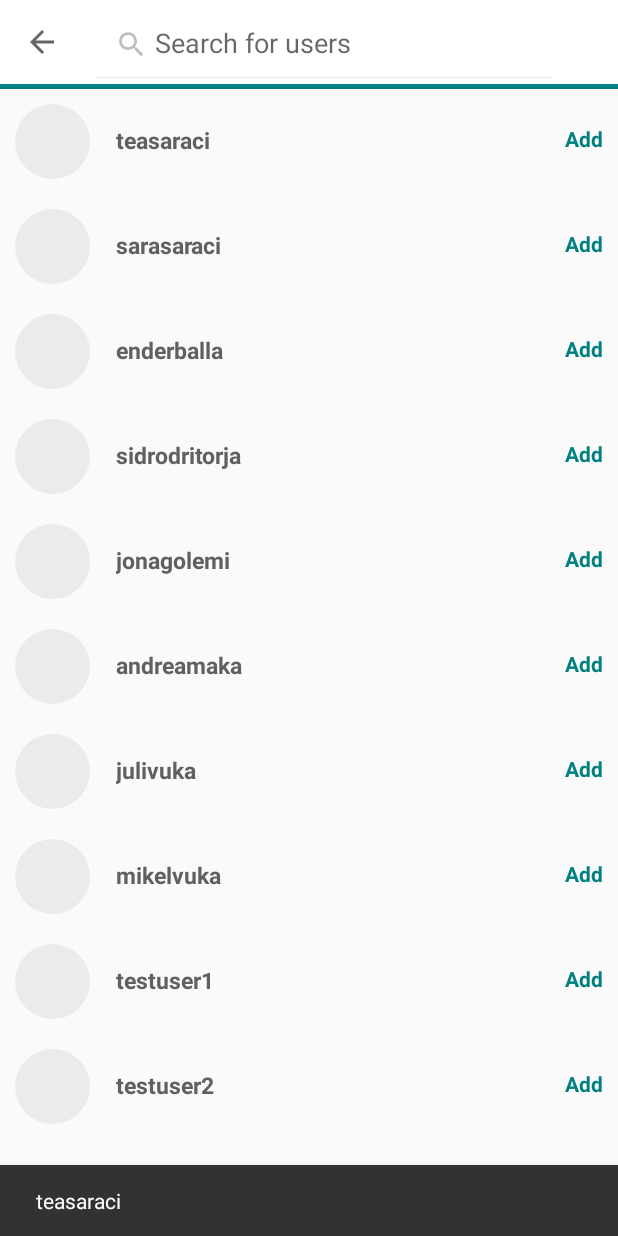
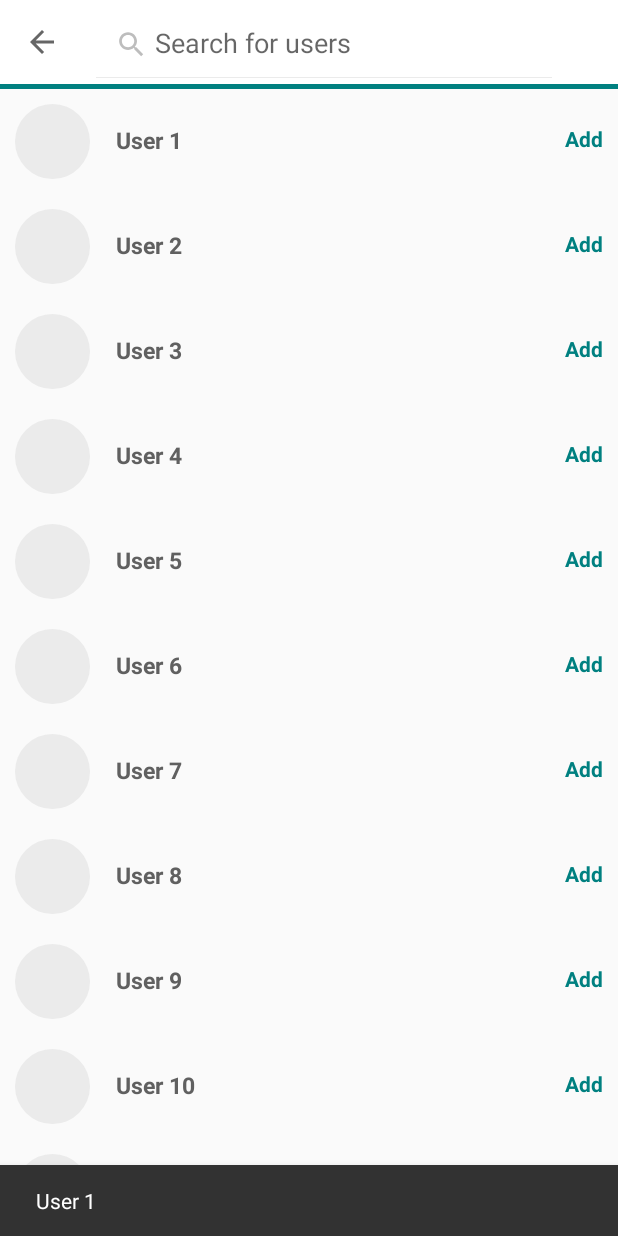
Before and after one commit to Blitzone/Blitz, an Android app: the Search screen opened directly, with no data from a screen before it, after a tap on "Add", on a phone screen of 412 x 824 dp. Run offline under Robolectric (Android 15) with nearby library versions, the light colour scheme and no system bars; our stand-ins replace Volley; network calls fail; pictures from the network do not load; 1 other tap on this screen came first.

Commit message:
grdi changed

```diff
--- a/app/src/main/java/com/example/bsaraci/blitzone/Search/GridViewAdapter.java
+++ b/app/src/main/java/com/example/bsaraci/blitzone/Search/GridViewAdapter.java
@@ -10,6 +10,8 @@ import android.widget.ImageView;
 import android.widget.TextView;
 
 import com.example.bsaraci.blitzone.R;
+
+import org.w3c.dom.Text;
 
 import java.util.ArrayList;
 
@@ -39,6 +41,7 @@ public class GridViewAdapter extends ArrayAdapter {
             row = inflater.inflate(layoutResourceId, parent, false);
             holder = new ViewHolder();
             holder.image = (ImageView) row.findViewById(R.id.image);
+            holder.username = (TextView) row.findViewById(R.id.usernameGridView);
             row.setTag(holder);
         } else {
             holder = (ViewHolder) row.getTag();
@@ -46,10 +49,12 @@ public class GridViewAdapter extends ArrayAdapter {
 
         GridItem item = data.get(position);
         holder.image.setImageResource(item.getImage());
+        holder.username.setText(item.getUsername());
         return row;
     }
 
     static class ViewHolder {
         ImageView image;
+        TextView username;
     }
 }
--- a/app/src/main/java/com/example/bsaraci/blitzone/Search/ItemClickListener.java
+++ b/app/src/main/java/com/example/bsaraci/blitzone/Search/ItemClickListener.java
@@ -1,8 +1,5 @@
 package com.example.bsaraci.blitzone.Search;
 
-/**
- * Created by bsaraci on 5/8/2016.
- */
 
 import android.view.View;
 
--- a/app/src/main/java/com/example/bsaraci/blitzone/Search/Search.java
+++ b/app/src/main/java/com/example/bsaraci/blitzone/Search/Search.java
@@ -53,12 +53,19 @@ public class Search extends AppCompatActivity
     ImageButton backIcon;
     View dividerBackIcon;
     Boolean isVisible;
+    final static int TOTAL_SEARCH_USERS = 30;
 
 
     @Override
     protected void onCreate(Bundle savedInstanceState) {
         super.onCreate(savedInstanceState);
         setContentView(R.layout.search_main);
+        initiateComponents();
+        getTopic();
+        initiateRV();
+    }
+
+    public void initiateComponents(){
         searchToolbar = (Toolbar) findViewById(R.id.toolbar_of_search);
         setSupportActionBar(searchToolbar);
         backIcon = (ImageButton)findViewById(R.id.blitzone_from_search);
@@ -66,21 +73,14 @@ public class Search extends AppCompatActivity
         toolbarTitle = (TextView) findViewById(R.id.search_toolbar_title);
         rvContainer = (RelativeLayout) findViewById(R.id.container);
         isVisible=true;
-        getTopic();
-
+    }
+    public void initiateRV(){
         rv= (RecyclerView) findViewById(R.id.myRecycler);
-        //SET ITS PROPETRIES
         rv.setLayoutManager(new LinearLayoutManager(this));
         rv.setItemAnimator(new DefaultItemAnimator());
-
-        //ADAPTER
         adapter=new SearchAdapter(this,getSearchModels());
         rv.setAdapter(adapter);
-
-        //SEARCH
-
     }
-
     public void initiateTextViews(Boolean isVisible){
         try{
             chapter1 = (TextView)findViewById(R.id.chapter1);
@@ -152,13 +152,11 @@ public class Search extends AppCompatActivity
         MenuItem searchMenuItem = menu.findItem(R.id.action_search);
 
         // Associate searchable configuration with the SearchView
-        SearchManager searchManager =
-                (SearchManager) getSystemService(Context.SEARCH_SERVICE);
+        SearchManager searchManager = (SearchManager) getSystemService(Context.SEARCH_SERVICE);
         sv= (SearchView) menu.findItem(R.id.action_search).getActionView();
         changeSearchViewTextColor(sv);
         sv.setQueryHint("Search for users");
-        sv.setSearchableInfo(
-                searchManager.getSearchableInfo(getComponentName()));
+        sv.setSearchableInfo(searchManager.getSearchableInfo(getComponentName()));
 
         MenuItemCompat.setOnActionExpandListener(searchMenuItem, new MenuItemCompat.OnActionExpandListener() {
 
@@ -166,8 +164,8 @@ public class Search extends AppCompatActivity
             public boolean onMenuItemActionExpand(MenuItem item) {
                 // Set styles for expanded state here
                 toolbarTitle.setVisibility(View.GONE);
-                rv.setVisibility(View.VISIBLE);
-                isVisible=false;
+                rv.setVisibility(View.GONE);
+                isVisible = false;
                 initiateTextViews(isVisible);
                 backIcon.setVisibility(View.GONE);
                 dividerBackIcon.setVisibility(View.GONE);
@@ -179,7 +177,7 @@ public class Search extends AppCompatActivity
                 // Set styles for collapsed state here
                 toolbarTitle.setVisibility(View.VISIBLE);
                 rv.setVisibility(View.GONE);
-                isVisible=true;
+                isVisible = true;
                 initiateTextViews(isVisible);
                 backIcon.setVisibility(View.VISIBLE);
                 dividerBackIcon.setVisibility(View.VISIBLE);
@@ -197,11 +195,26 @@ public class Search extends AppCompatActivity
             public boolean onQueryTextChange(String query) {
                 //FILTER AS YOU TYPE
                 adapter.getFilter().filter(query);
+                rv.setVisibility(View.VISIBLE);
                 return false;
             }
         });
 
         return true;
+    }
+
+    //ADD USERS TO ARRAYLIST
+    private ArrayList<SearchModel> getSearchModels()
+    {
+        ArrayList<SearchModel> users=new ArrayList<>();
+        for (int i =0 ; i<TOTAL_SEARCH_USERS; i++){
+            SearchModel p=new SearchModel();
+            p.setName("User " +(i+1));
+            p.setPos("Add");
+            p.setImg(R.color.lightGray);
+            users.add(p);
+        }
+        return users;
     }
 
     private void changeSearchViewTextColor(View view) {
@@ -217,75 +230,6 @@ public class Search extends AppCompatActivity
             }
         }
     }
-
-    //ADD USERS TO ARRAYLIST
-    private ArrayList<SearchModel> getSearchModels()
-    {
-        ArrayList<SearchModel> users=new ArrayList<>();
-        SearchModel p=new SearchModel();
-        p.setName("teasaraci");
-        p.setPos("Add");
-        p.setImg(R.color.lightGray);
-        users.add(p);
-
-        p=new SearchModel();
-        p.setName("sarasaraci");
-        p.setPos("Add");
-        p.setImg(R.color.lightGray);
-        users.add(p);
-
-        p=new SearchModel();
-        p.setName("enderballa");
-        p.setPos("Add");
-        p.setImg(R.color.lightGray);
-        users.add(p);
-
-        p=new SearchModel();
-        p.setName("sidrodritorja");
-        p.setPos("Add");
-        p.setImg(R.color.lightGray);
-        users.add(p);
-
-        p=new SearchModel();
-        p.setName("jonagolemi");
-        p.setPos("Add");
-        p.setImg(R.color.lightGray);
-        users.add(p);
-
-        p=new SearchModel();
-        p.setName("andreamaka");
-        p.setPos("Add");
-        p.setImg(R.color.lightGray);
-        users.add(p);
-
-        p=new SearchModel();
-        p.setName("julivuka");
-        p.setPos("Add");
-        p.setImg(R.color.lightGray);
-        users.add(p);
-
-        p=new SearchModel();
-        p.setName("mikelvuka");
-        p.setPos("Add");
-        p.setImg(R.color.lightGray);
-        users.add(p);
-
-        p=new SearchModel();
-        p.setName("testuser1");
-        p.setPos("Add");
-        p.setImg(R.color.lightGray);
-        users.add(p);
-
-        p=new SearchModel();
-        p.setName("testuser2");
-        p.setPos("Add");
-        p.setImg(R.color.lightGray);
-        users.add(p);
-
-
-        return users;
-    }
-
 
     public void blitzoneFromSearchButtonCallback (View view)
     {
--- a/app/src/main/java/com/example/bsaraci/blitzone/Search/SearchViewHolder.java
+++ b/app/src/main/java/com/example/bsaraci/blitzone/Search/SearchViewHolder.java
@@ -26,7 +26,7 @@ public class SearchViewHolder extends RecyclerView.ViewHolder implements View.On
         this.nameTxt= (TextView) itemView.findViewById(R.id.nameTxt);
         this.posTxt= (TextView) itemView.findViewById(R.id.posTxt);
 
-        //Set the click of only one element of the row. This case the image
+        //Set the click of only one element of the row. In this case the add button
         posTxt.setOnClickListener(this);
     }
 
--- a/app/src/main/res/layout/grid_view_search.xml
+++ b/app/src/main/res/layout/grid_view_search.xml
@@ -59,9 +59,9 @@
             android:id="@+id/gridView"
             android:layout_width="match_parent"
             android:layout_height="wrap_content"
-            android:columnWidth="100dp"
+            android:columnWidth="180dp"
             android:gravity="center"
-            android:numColumns="3"
+            android:numColumns="2"
             android:stretchMode="columnWidth"
             android:verticalSpacing="2dp"
             android:horizontalSpacing="2dp"
```
Also changed, not shown: app/src/main/java/com/example/bsaraci/blitzone/Search/CustomFilter.java (+3 -6 lines), app/src/main/java/com/example/bsaraci/blitzone/Search/GridItem.java (+12 -2 lines), app/src/main/java/com/example/bsaraci/blitzone/Search/GridViewSearch.java (+5 -4 lines), app/src/main/java/com/example/bsaraci/blitzone/Search/SearchAdapter.java (+2 -6 lines), app/src/main/res/layout/grid_view_item.xml (+17 -2 lines).
